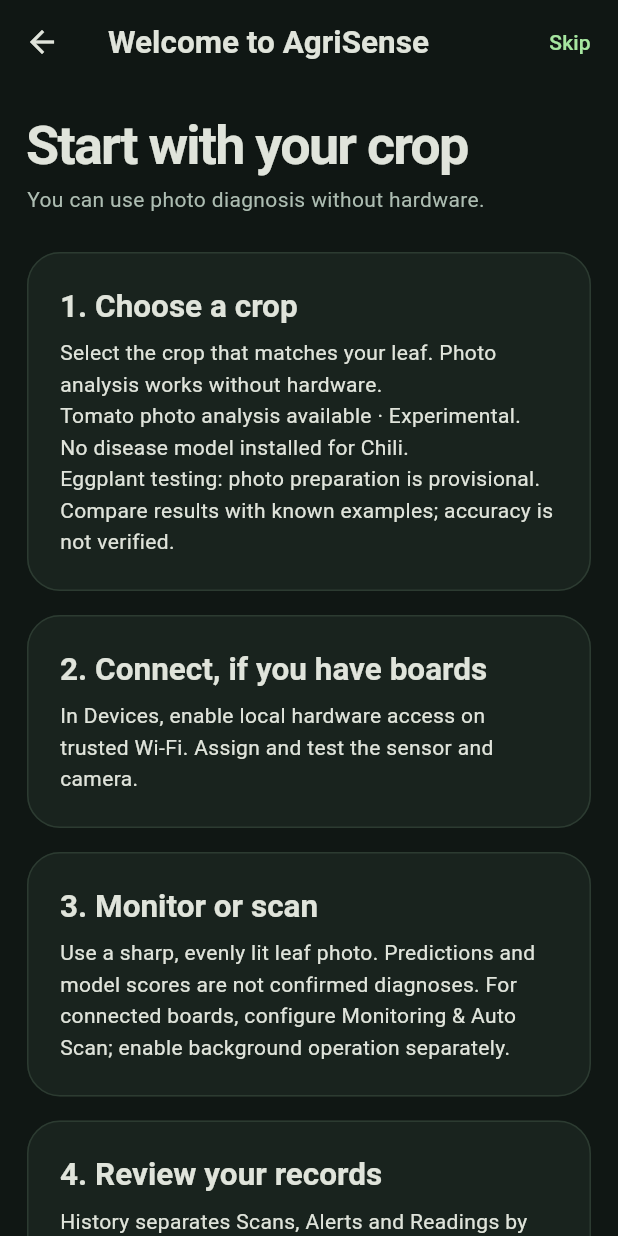
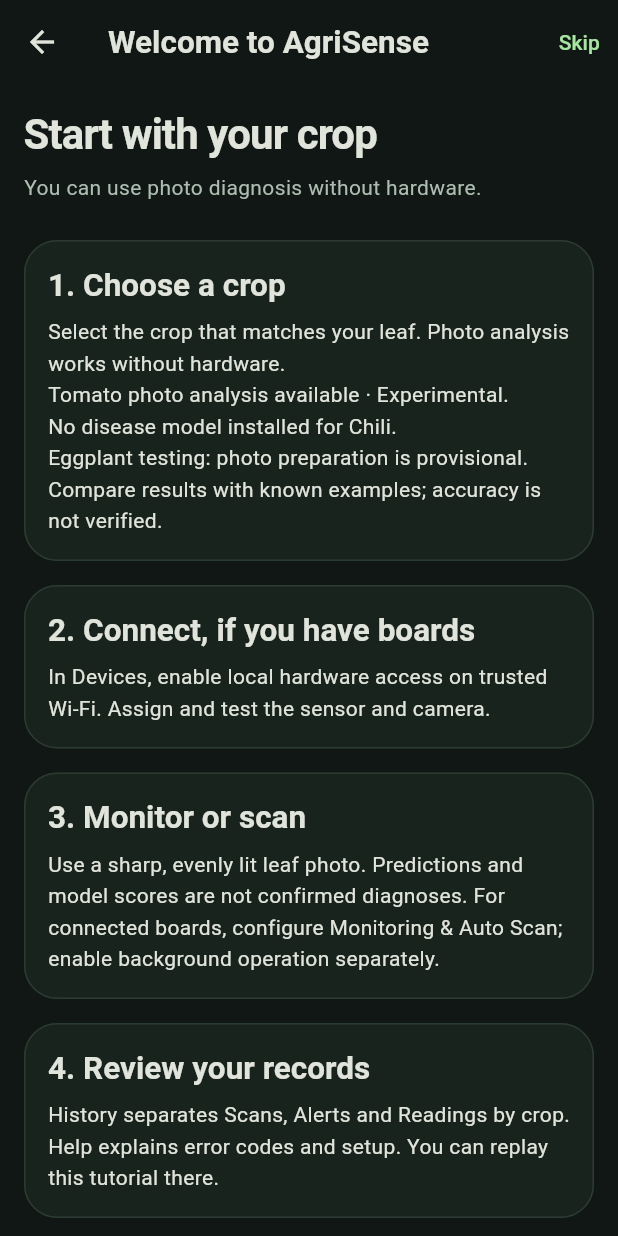
Before and after one commit to monolelymu/Agrisense, a Flutter app: the screen it shows after launch, on a phone screen of 412 x 824 dp. Run offline on Flutter 3.47's test engine with Material 3 defaults, Android fonts, the phone set to English and light mode, and no system bars; our stand-ins replace fl_chart, hive_ce, hive_ce_flutter, image_picker; missing offline and left inert: tflite_flutter; accounts and stored records are empty.

Commit message:
Polish shared layouts and diagnosis for Phase 6 checkpoint A

```diff
--- a/agrisense/lib/core/theme.dart
+++ b/agrisense/lib/core/theme.dart
@@ -48,6 +48,12 @@
       padding: const EdgeInsets.symmetric(horizontal: 20, vertical: 14),
     ),
   ),
+  textButtonTheme: TextButtonThemeData(
+    style: TextButton.styleFrom(minimumSize: const Size(48, 48)),
+  ),
+  iconButtonTheme: IconButtonThemeData(
+    style: IconButton.styleFrom(minimumSize: const Size(48, 48)),
+  ),
   navigationBarTheme: const NavigationBarThemeData(
     backgroundColor: panel,
     indicatorColor: Color(0xFF365139),
@@ -55,12 +61,12 @@
   dividerTheme: const DividerThemeData(color: Color(0xFF304035)),
   textTheme: const TextTheme(
     headlineLarge: TextStyle(
-      fontSize: 36,
+      fontSize: 28,
       fontWeight: FontWeight.w700,
-      letterSpacing: -1.2,
+      letterSpacing: -.6,
     ),
     headlineMedium: TextStyle(
-      fontSize: 28,
+      fontSize: 24,
       fontWeight: FontWeight.w600,
       letterSpacing: -0.6,
     ),
--- a/agrisense/lib/core/widgets.dart
+++ b/agrisense/lib/core/widgets.dart
@@ -12,33 +12,47 @@
   @override
   Widget build(BuildContext context) => Padding(
     padding: const EdgeInsets.only(bottom: 24),
-    child: Wrap(
-      alignment: WrapAlignment.spaceBetween,
-      crossAxisAlignment: WrapCrossAlignment.center,
-      spacing: 24,
-      runSpacing: 12,
-      children: [
-        Column(
+    child: LayoutBuilder(
+      builder: (context, constraints) {
+        final titleBlock = Column(
           crossAxisAlignment: CrossAxisAlignment.start,
           children: [
             Text(title, style: Theme.of(context).textTheme.headlineLarge),
-            const SizedBox(height: 4),
+            const SizedBox(height: 8),
             Text(subtitle, style: const TextStyle(color: muted)),
           ],
-        ),
-        ?trailing,
-      ],
+        );
+        if (trailing == null) return titleBlock;
+        if (constraints.maxWidth < 600) {
+          return Column(
+            crossAxisAlignment: CrossAxisAlignment.start,
+            children: [titleBlock, const SizedBox(height: 16), trailing!],
+          );
+        }
+        return Row(
+          children: [
+            Expanded(child: titleBlock),
+            const SizedBox(width: 24),
+            trailing!,
+          ],
+        );
+      },
     ),
   );
 }
 
 class Panel extends StatelessWidget {
-  const Panel({required this.child, super.key, this.padding = 22});
+  const Panel({required this.child, super.key, this.padding});
   final Widget child;
-  final double padding;
+  final double? padding;
   @override
   Widget build(BuildContext context) => Card(
-    child: Padding(padding: EdgeInsets.all(padding), child: child),
+    child: Padding(
+      padding: EdgeInsets.all(
+        padding ?? (MediaQuery.sizeOf(context).width < 600 ? 16 : 22),
+      ),
+      child: child,
+    ),
   );
 }
 
@@ -48,7 +62,7 @@
   final Color color;
   @override
   Widget build(BuildContext context) => Container(
-    padding: const EdgeInsets.symmetric(horizontal: 10, vertical: 5),
+    padding: const EdgeInsets.symmetric(horizontal: 12, vertical: 8),
     decoration: BoxDecoration(
       color: color.withValues(alpha: .10),
       borderRadius: BorderRadius.circular(8),
@@ -58,7 +72,7 @@
       text,
       style: TextStyle(
         color: color,
-        fontSize: 11,
+        fontSize: 12,
         fontWeight: FontWeight.w700,
         letterSpacing: .4,
       ),
@@ -97,7 +111,7 @@
             textAlign: TextAlign.center,
             style: const TextStyle(color: muted),
           ),
-          const SizedBox(height: 20),
+          const SizedBox(height: 16),
           ?action,
           const SizedBox(height: 12),
         ],
@@ -131,15 +145,33 @@
   @override
   Widget build(BuildContext context) => SingleChildScrollView(
     keyboardDismissBehavior: ScrollViewKeyboardDismissBehavior.onDrag,
-    padding: EdgeInsets.all(MediaQuery.sizeOf(context).width < 600 ? 18 : 32),
+    padding: EdgeInsets.all(MediaQuery.sizeOf(context).width < 600 ? 16 : 32),
     child: Center(
       child: ConstrainedBox(
         constraints: const BoxConstraints(maxWidth: 1180),
         child: SafeArea(
           top: false,
-          child: Column(
-            crossAxisAlignment: CrossAxisAlignment.start,
-            children: children,
+          child: Theme(
+            data: Theme.of(context).copyWith(
+              textTheme: Theme.of(context).textTheme.copyWith(
+                headlineLarge: Theme.of(context).textTheme.headlineLarge
+                    ?.copyWith(
+                      fontSize: MediaQuery.sizeOf(context).width < 600
+                          ? 28
+                          : 36,
+                    ),
+                headlineMedium: Theme.of(context).textTheme.headlineMedium
+                    ?.copyWith(
+                      fontSize: MediaQuery.sizeOf(context).width < 600
+                          ? 24
+                          : 28,
+                    ),
+              ),
+            ),
+            child: Column(
+              crossAxisAlignment: CrossAxisAlignment.start,
+              children: children,
+            ),
           ),
         ),
       ),
@@ -154,14 +186,16 @@
   @override
   Widget build(BuildContext context) => LayoutBuilder(
     builder: (context, constraints) {
-      final columns = (constraints.maxWidth / minWidth).floor().clamp(
-        1,
-        children.length,
-      );
-      final width = (constraints.maxWidth - (columns - 1) * 14) / columns;
+      final columns =
+          (constraints.maxWidth /
+                  (minWidth *
+                      MediaQuery.textScalerOf(context).scale(1).clamp(1, 1.5)))
+              .floor()
+              .clamp(1, children.length);
+      final width = (constraints.maxWidth - (columns - 1) * 16) / columns;
       return Wrap(
-        spacing: 14,
-        runSpacing: 14,
+        spacing: 16,
+        runSpacing: 16,
         children: [
           for (final child in children) SizedBox(width: width, child: child),
         ],
```
Also changed, not shown: agrisense/lib/features/diagnosis/tomato_scan_screen.dart (+115 -63 lines), 4 other files.
